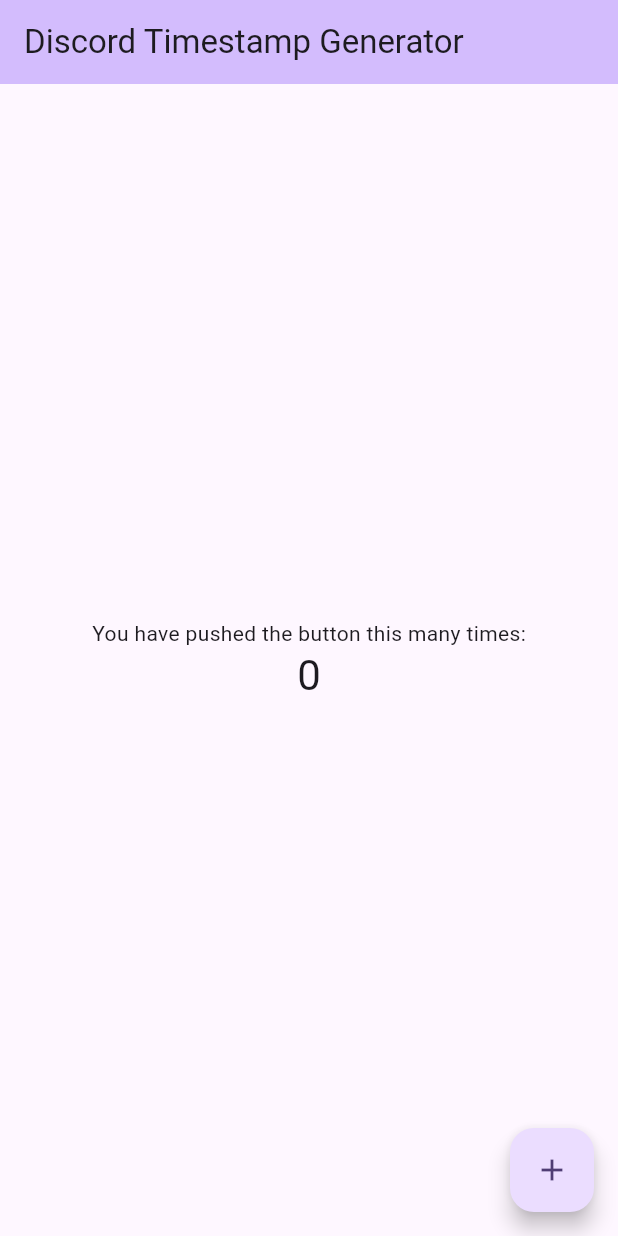
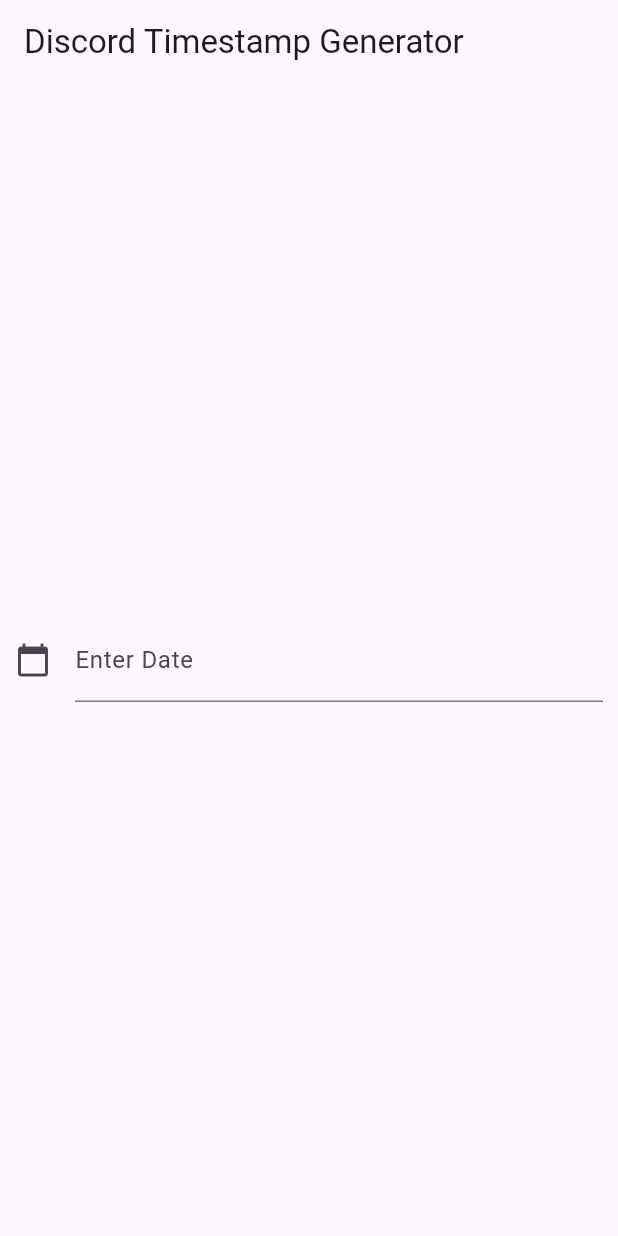
Before and after one commit to creationUnbound/DiscordTimestampGenerator, a Flutter app: the screen it shows after launch, on a phone screen of 412 x 824 dp. Run offline on Flutter 3.47's test engine with Material 2 defaults, Android fonts, the phone set to English and light mode, and no system bars; our stand-ins replace syncfusion_flutter_datepicker.

Commit message:
Added date picker.

```diff
--- /dev/null
+++ b/discord_timestamp_generator/lib/homepage.dart
@@ -0,0 +1,40 @@
+import 'package:flutter/material.dart';
+
+class HomePage extends StatefulWidget {
+  @override
+  State<HomePage> createState() => _HomePageState();
+}
+
+class _HomePageState extends State<HomePage> {
+  TextEditingController dateController = TextEditingController();
+
+  @override
+  void initState() {
+    super.initState();
+    dateController.text = "";
+  }
+
+  @override
+  Widget build(BuildContext context) {
+    return Scaffold(
+        appBar: AppBar(title: const Text("Discord Timestamp Generator")),
+        body: Container(
+            padding: const EdgeInsets.all(10),
+            child: Center(
+              child: TextField(
+                controller: dateController,
+                decoration: const InputDecoration(
+                    icon: Icon(Icons.calendar_today), labelText: "Enter Date"),
+                readOnly: true,
+                onTap: () async {
+                  DateTime? pickedDate = await showDatePicker(
+                    context: context,
+                    initialDate: DateTime.now(),
+                    firstDate: DateTime(1971),
+                    lastDate: DateTime(2101),
+                  );
+                },
+              ),
+            )));
+  }
+}
--- a/discord_timestamp_generator/lib/main.dart
+++ b/discord_timestamp_generator/lib/main.dart
@@ -1,5 +1,6 @@
 import 'package:flutter/material.dart';
 import 'package:syncfusion_flutter_datepicker/datepicker.dart';
+import "./homepage.dart";
 
 void main() {
   runApp(const MyApp());
@@ -16,80 +17,7 @@ class MyApp extends StatelessWidget {
         colorScheme: ColorScheme.fromSeed(seedColor: Colors.deepPurple),
         useMaterial3: true,
       ),
-      home: const MyHomePage(title: 'Discord Timestamp Generator'),
+      home: HomePage(),
     );
   }
 }
-
-class MyHomePage extends StatefulWidget {
-  const MyHomePage({super.key, required this.title});
-
-  // This widget is the home page of your application. It is stateful, meaning
-  // that it has a State object (defined below) that contains fields that affect
-  // how it looks.
-
-  // This class is the configuration for the state. It holds the values (in this
-  // case the title) provided by the parent (in this case the App widget) and
-  // used by the build method of the State. Fields in a Widget subclass are
-  // always marked "final".
-
-  final String title;
-
-  @override
-  State<MyHomePage> createState() => _MyHomePageState();
-}
-
-class _MyHomePageState extends State<MyHomePage> {
-  int _counter = 0;
-
-  void _incrementCounter() {
-    setState(() {
-      // This call to setState tells the Flutter framework that something has
-      // changed in this State, which causes it to rerun the build method below
-      // so that the display can reflect the updated values. If we changed
-      // _counter without calling setState(), then the build method would not be
-      // called again, and so nothing would appear to happen.
-      _counter++;
-    });
-  }
-
-  @override
-  Widget build(BuildContext context) {
-    // This method is rerun every time setState is called, for instance as done
-    // by the _incrementCounter method above.
-    //
-    // The Flutter framework has been optimized to make rerunning build methods
-    // fast, so that you can just rebuild anything that needs updating rather
-    // than having to individually change instances of widgets.
-    return Scaffold(
-      appBar: AppBar(
-        // TRY THIS: Try changing the color here to a specific color (to
-        // Colors.amber, perhaps?) and trigger a hot reload to see the AppBar
-        // change color while the other colors stay the same.
-        backgroundColor: Theme.of(context).colorScheme.inversePrimary,
-        // Here we take the value from the MyHomePage object that was created by
-        // the App.build method, and use it to set our appbar title.
-        title: Text(widget.title),
-      ),
-      body: Center(
-        child: Column(
-          mainAxisAlignment: MainAxisAlignment.center,
-          children: <Widget>[
-            const Text(
-              'You have pushed the button this many times:',
-            ),
-            Text(
-              '$_counter',
-              style: Theme.of(context).textTheme.headlineMedium,
-            ),
-          ],
-        ),
-      ),
-      floatingActionButton: FloatingActionButton(
-        onPressed: _incrementCounter,
-        tooltip: 'Increment',
-        child: const Icon(Icons.add),
-      ),
-    );
-  }
-}
```
